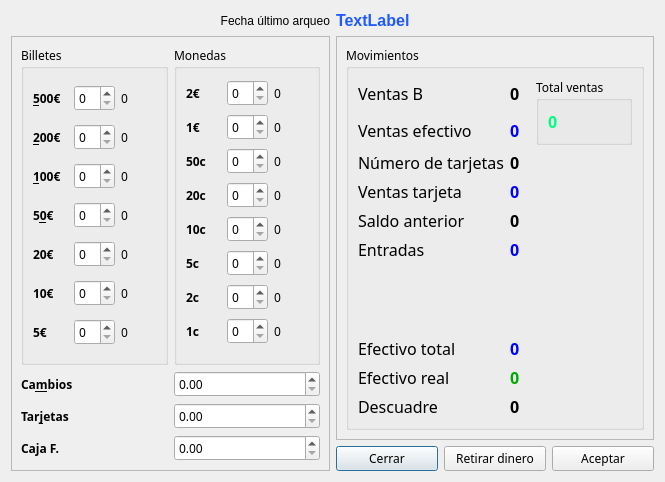
Old version of the form cajas.ui in the repository Ladis72/tienda.
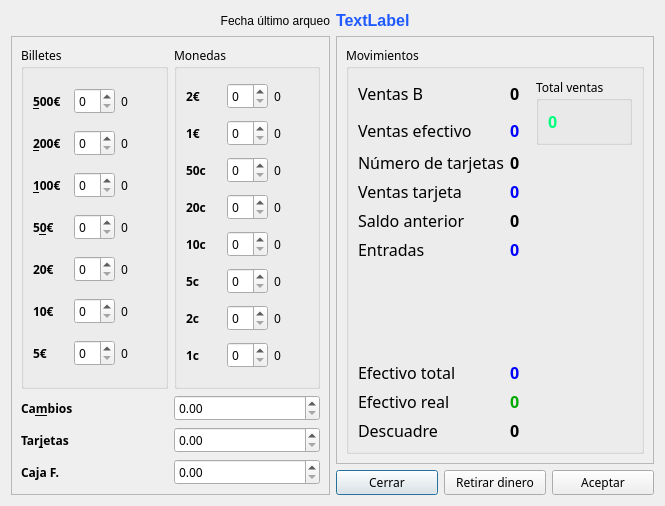
New version of the form.

Patch:
```diff
--- a/cajas.ui
+++ b/cajas.ui
@@ -7,7 +7,7 @@
     <x>0</x>
     <y>0</y>
     <width>665</width>
-    <height>482</height>
+    <height>506</height>
    </rect>
   </property>
   <property name="windowTitle">
@@ -73,7 +73,6 @@
         <property name="font">
          <font>
           <family>Fira Sans</family>
-          <weight>75</weight>
           <bold>true</bold>
          </font>
         </property>
@@ -90,7 +89,6 @@
         <property name="font">
          <font>
           <family>Fira Sans</family>
-          <weight>75</weight>
           <bold>true</bold>
          </font>
         </property>
@@ -107,7 +105,6 @@
         <property name="font">
          <font>
           <family>Fira Sans</family>
-          <weight>75</weight>
           <bold>true</bold>
          </font>
         </property>
@@ -147,7 +144,6 @@
            <property name="font">
             <font>
              <family>Fira Sans</family>
-             <weight>75</weight>
              <bold>true</bold>
             </font>
            </property>
@@ -167,7 +163,6 @@
            <property name="font">
             <font>
              <family>Fira Sans</family>
-             <weight>75</weight>
              <bold>true</bold>
             </font>
            </property>
@@ -187,7 +182,6 @@
            <property name="font">
             <font>
              <family>Fira Sans</family>
-             <weight>75</weight>
              <bold>true</bold>
             </font>
            </property>
@@ -207,7 +201,6 @@
            <property name="font">
             <font>
              <family>Fira Sans</family>
-             <weight>75</weight>
              <bold>true</bold>
             </font>
            </property>
@@ -230,7 +223,6 @@
            <property name="font">
             <font>
              <family>Fira Sans</family>
-             <weight>75</weight>
              <bold>true</bold>
             </font>
            </property>
@@ -247,7 +239,6 @@
            <property name="font">
             <font>
              <family>Fira Sans</family>
-             <weight>75</weight>
              <bold>true</bold>
             </font>
            </property>
@@ -264,7 +255,6 @@
            <property name="font">
             <font>
              <family>Fira Sans</family>
-             <weight>75</weight>
              <bold>true</bold>
             </font>
            </property>
@@ -359,7 +349,6 @@
            <property name="font">
             <font>
              <family>Fira Sans</family>
-             <weight>75</weight>
              <bold>true</bold>
             </font>
            </property>
@@ -376,7 +365,6 @@
            <property name="font">
             <font>
              <family>Fira Sans</family>
-             <weight>75</weight>
              <bold>true</bold>
             </font>
            </property>
@@ -393,7 +381,6 @@
            <property name="font">
             <font>
              <family>Fira Sans</family>
-             <weight>75</weight>
              <bold>true</bold>
             </font>
            </property>
@@ -413,7 +400,6 @@
            <property name="font">
             <font>
              <family>Fira Sans</family>
-             <weight>75</weight>
              <bold>true</bold>
             </font>
            </property>
@@ -433,7 +419,6 @@
            <property name="font">
             <font>
              <family>Fira Sans</family>
-             <weight>75</weight>
              <bold>true</bold>
             </font>
            </property>
@@ -450,7 +435,6 @@
            <property name="font">
             <font>
              <family>Fira Sans</family>
-             <weight>75</weight>
              <bold>true</bold>
             </font>
            </property>
@@ -470,7 +454,6 @@
            <property name="font">
             <font>
              <family>Fira Sans</family>
-             <weight>75</weight>
              <bold>true</bold>
             </font>
            </property>
@@ -487,7 +470,6 @@
            <property name="font">
             <font>
              <family>Fira Sans</family>
-             <weight>75</weight>
              <bold>true</bold>
             </font>
            </property>
@@ -658,7 +640,6 @@
             <font>
              <family>Fira Sans</family>
              <pointsize>12</pointsize>
-             <weight>50</weight>
              <bold>false</bold>
             </font>
            </property>
@@ -688,7 +669,6 @@
             <font>
              <family>Fira Sans</family>
              <pointsize>12</pointsize>
-             <weight>75</weight>
              <bold>true</bold>
             </font>
            </property>
@@ -754,7 +734,6 @@
             <font>
              <family>Fira Sans</family>
              <pointsize>12</pointsize>
-             <weight>50</weight>
              <bold>false</bold>
             </font>
            </property>
@@ -787,7 +766,6 @@
             <font>
              <family>Fira Sans</family>
              <pointsize>12</pointsize>
-             <weight>50</weight>
              <bold>false</bold>
             </font>
            </property>
@@ -815,7 +793,6 @@
             <font>
              <family>Fira Sans</family>
              <pointsize>12</pointsize>
-             <weight>75</weight>
              <bold>true</bold>
             </font>
            </property>
@@ -833,7 +810,6 @@
             <font>
              <family>Fira Sans</family>
              <pointsize>12</pointsize>
-             <weight>75</weight>
              <bold>true</bold>
             </font>
            </property>
```
Left out of the diff: 35 changed lines with no effect on the pictures.
